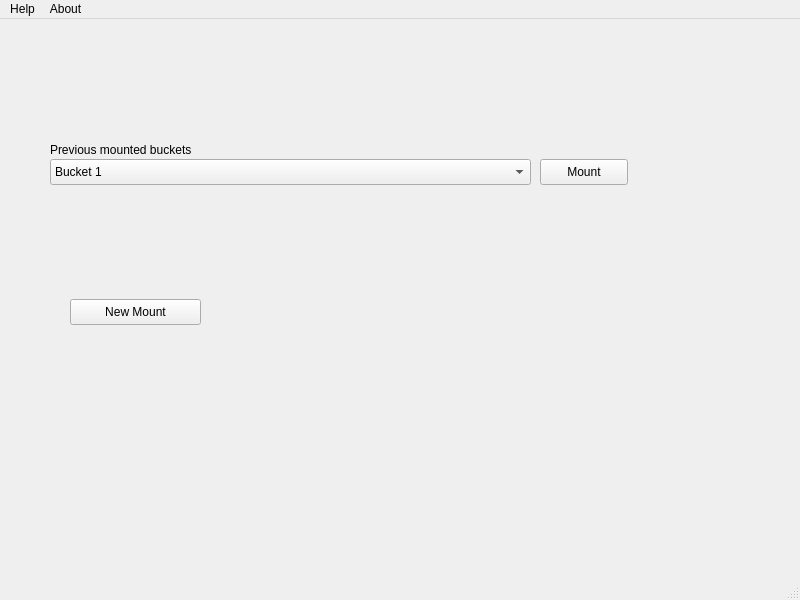
Above: src/mainwindow_redo.ui from Seagate/cloudfuse-gui before the change. Below: the same form after it.
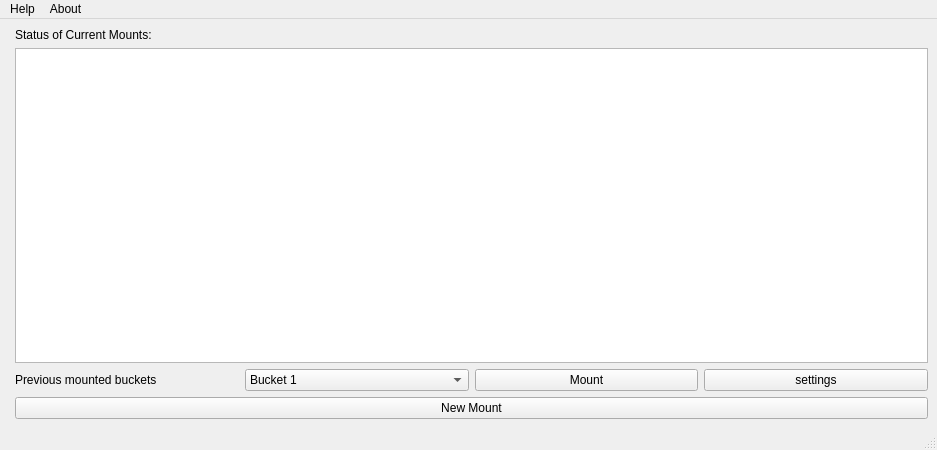
That is the form after the change.

Diff of the .ui file:
```diff
--- a/src/mainwindow_redo.ui
+++ b/src/mainwindow_redo.ui
@@ -6,46 +6,45 @@
    <rect>
     <x>0</x>
     <y>0</y>
-    <width>800</width>
-    <height>600</height>
+    <width>937</width>
+    <height>450</height>
    </rect>
   </property>
   <property name="windowTitle">
    <string>MainWindow</string>
   </property>
   <widget class="QWidget" name="centralwidget">
-   <widget class="QWidget" name="widget_testMain" native="true">
-    <property name="geometry">
-     <rect>
-      <x>50</x>
-      <y>30</y>
-      <width>701</width>
-      <height>80</height>
-     </rect>
-    </property>
-   </widget>
-   <widget class="QPushButton" name="pushButton_mountbuttton">
-    <property name="geometry">
-     <rect>
-      <x>540</x>
-      <y>140</y>
-      <width>88</width>
-      <height>26</height>
-     </rect>
-    </property>
+   <layout class="QFormLayout" name="formLayout_2">
+    <item row="0" column="1">
+     <layout class="QVBoxLayout" name="verticalLayout_3">
+      <item>
+       <widget class="QLabel" name="label_2">
+        <property name="text">
+         <string>Status of Current Mounts:</string>
+        </property>
+       </widget>
+      </item>
+      <item>
+       <widget class="QTableWidget" name="tableWidget">
+        <property name="showDropIndicator" stdset="0">
+         <bool>true</bool>
+        </property>
+        <property name="alternatingRowColors">
+         <bool>true</bool>
+        </property>
+       </widget>
+      </item>
+      <item>
+       <layout class="QHBoxLayout" name="horizontalLayout_2">
+        <item>
+         <widget class="QLabel" name="label">
     <property name="text">
-     <string>Mount</string>
-    </property>
-   </widget>
+           <string>Previous mounted buckets</string>
+          </property>
+         </widget>
+        </item>
+        <item>
    <widget class="QComboBox" name="comboBox_availableMounts">
-    <property name="geometry">
-     <rect>
-      <x>50</x>
-      <y>140</y>
-      <width>481</width>
-      <height>26</height>
-     </rect>
-    </property>
     <item>
      <property name="text">
       <string>Bucket 1</string>
@@ -57,40 +56,47 @@
      </property>
     </item>
    </widget>
-   <widget class="QLabel" name="label">
-    <property name="geometry">
-     <rect>
-      <x>50</x>
-      <y>120</y>
-      <width>181</width>
-      <height>21</height>
-     </rect>
-    </property>
+        </item>
+        <item>
+         <widget class="QPushButton" name="pushButton_mountbuttton">
+          <property name="text">
+           <string>Mount</string>
+          </property>
+         </widget>
+        </item>
+        <item>
+         <widget class="QPushButton" name="pushButton_settings">
     <property name="text">
-     <string>Previous mounted buckets</string>
-    </property>
-   </widget>
+           <string>settings</string>
+          </property>
+          <property name="iconSize">
+           <size>
+            <width>16</width>
+            <height>16</height>
+           </size>
+          </property>
+         </widget>
+        </item>
+       </layout>
+      </item>
+      <item>
    <widget class="QPushButton" name="pushButton_newMount">
-    <property name="geometry">
-     <rect>
-      <x>70</x>
-      <y>280</y>
-      <width>131</width>
-      <height>26</height>
-     </rect>
-    </property>
     <property name="text">
      <string>New Mount</string>
     </property>
    </widget>
+      </item>
+     </layout>
+    </item>
+   </layout>
   </widget>
   <widget class="QMenuBar" name="menubar">
    <property name="geometry">
     <rect>
      <x>0</x>
      <y>0</y>
-     <width>800</width>
-     <height>23</height>
+     <width>937</width>
+     <height>33</height>
     </rect>
    </property>
    <widget class="QMenu" name="menuHelp">
```
Lines whose indentation alone changed are shown as unchanged.
